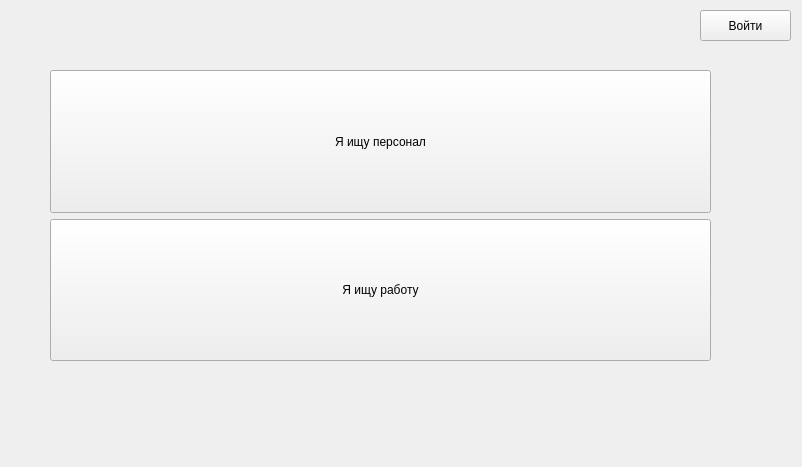
Qt form Assets/WindowsUI/menu.ui (yshelev/nya) before a commit.
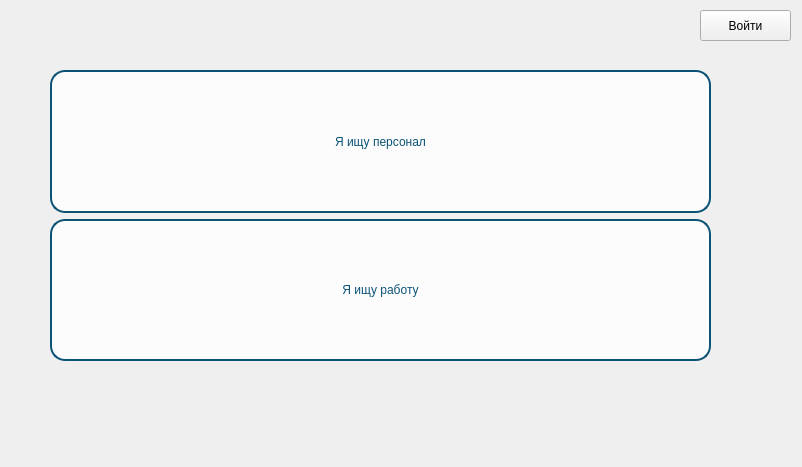
The same form after that commit.

```diff
--- a/Assets/WindowsUI/menu.ui
+++ b/Assets/WindowsUI/menu.ui
@@ -35,6 +35,22 @@
          <verstretch>0</verstretch>
         </sizepolicy>
        </property>
+       <property name="styleSheet">
+        <string notr="true">QPushButton{
+border-radius: 15px;
+padding: 10px;
+border: 2px solid rgba(12, 82, 117, 255);
+background-color: rgba(255, 255, 255, 200);
+color: rgba(12, 82, 117, 255);
+}
+
+QPushButton:hover{
+background-color: rgba(110, 190, 230, 200);
+}
+QPushButton:pressed{
+background-color: rgba(90, 176, 219, 200);
+}</string>
+       </property>
        <property name="text">
         <string>Я ищу персонал</string>
        </property>
@@ -48,6 +64,22 @@
          <verstretch>0</verstretch>
         </sizepolicy>
        </property>
+       <property name="styleSheet">
+        <string notr="true">QPushButton{
+border-radius: 15px;
+padding: 10px;
+border: 2px solid rgba(12, 82, 117, 255);
+background-color: rgba(255, 255, 255, 200);
+color: rgba(12, 82, 117, 255);
+}
+
+QPushButton:hover{
+background-color: rgba(110, 190, 230, 200);
+}
+QPushButton:pressed{
+background-color: rgba(90, 176, 219, 200);
+}</string>
+       </property>
        <property name="text">
         <string>Я ищу работу</string>
        </property>
```
